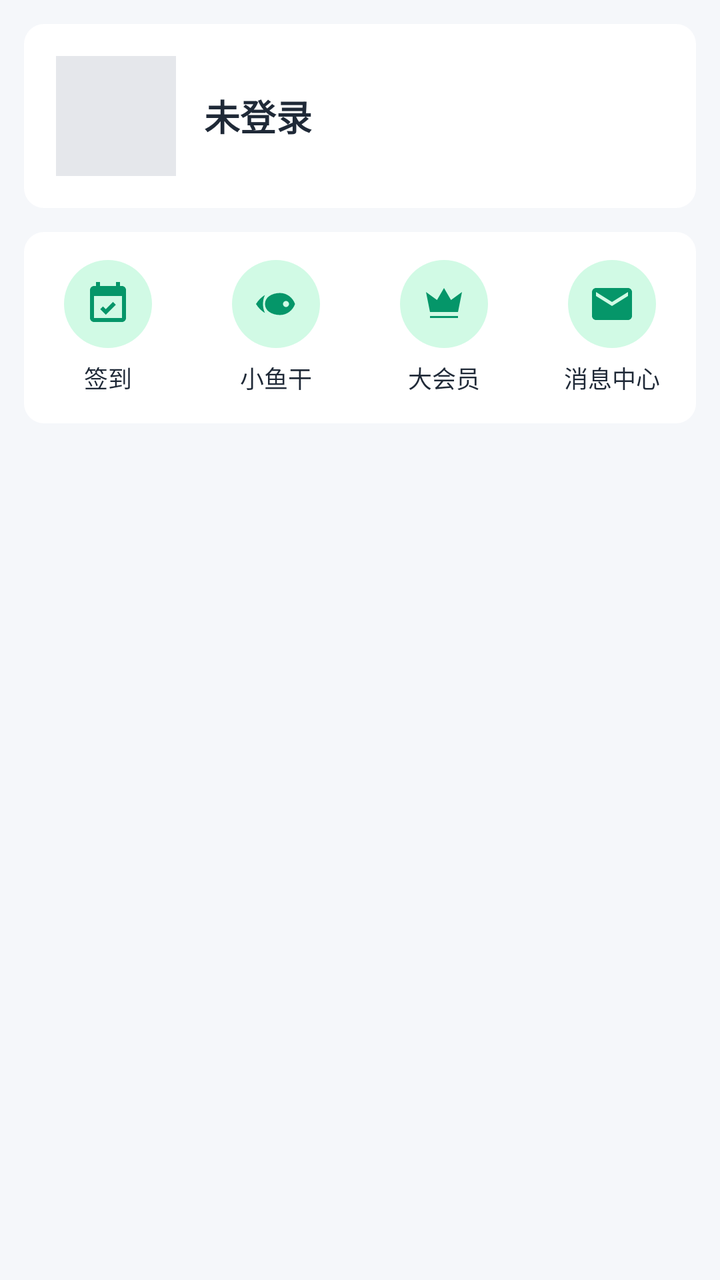
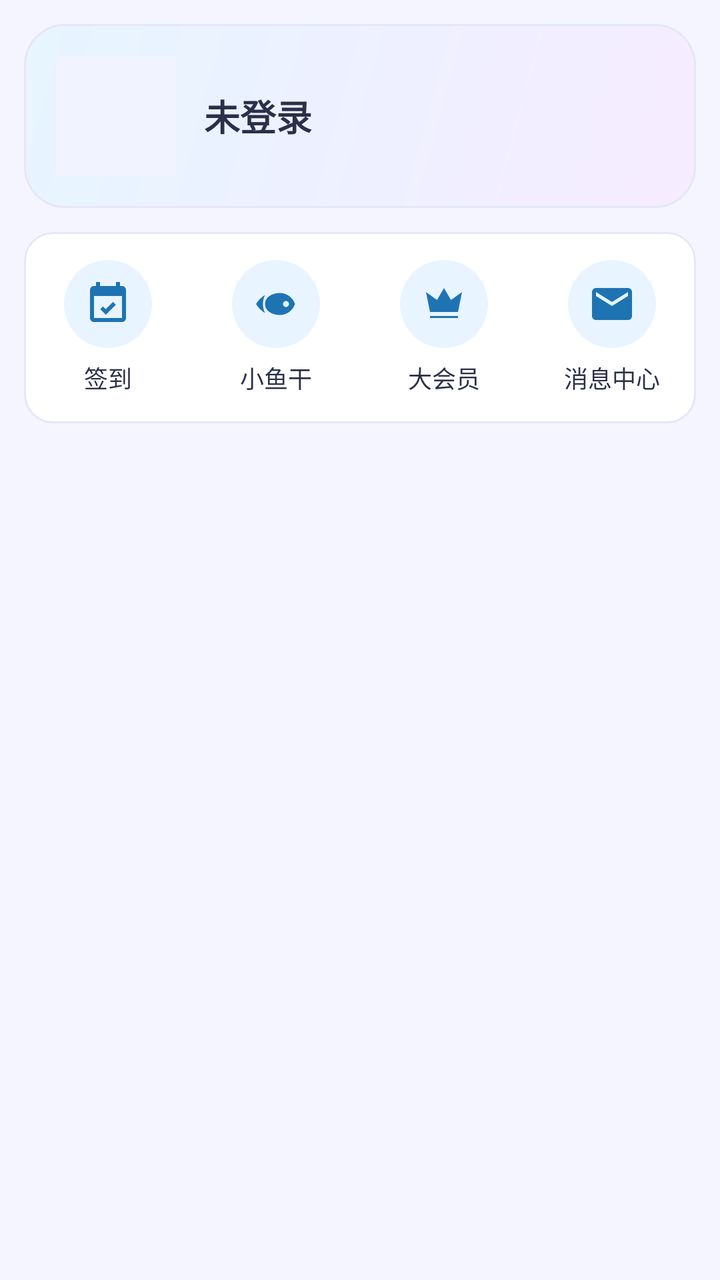

Screens rendered from an Android XML layout before and after an edit, with the pre-edit source and the edit as a unified diff.
<!-- AndroidManifest.xml: application theme Theme.LingXi -->
<!-- res/layout/fragment_mine.xml -->
<?xml version="1.0" encoding="utf-8"?>
<ScrollView xmlns:android="http://schemas.android.com/apk/res/android"
    android:layout_width="match_parent"
    android:layout_height="match_parent"
    android:fillViewport="false">

    <LinearLayout
        android:layout_width="match_parent"
        android:layout_height="wrap_content"
        android:orientation="vertical"
        android:padding="12dp">

        
        <FrameLayout
            android:layout_width="match_parent"
            android:layout_height="wrap_content"
            android:background="@drawable/bg_card"
            android:padding="16dp">

            <LinearLayout
                android:layout_width="match_parent"
                android:layout_height="wrap_content"
                android:orientation="vertical">

                <LinearLayout
                    android:layout_width="match_parent"
                    android:layout_height="wrap_content"
                    android:gravity="center_vertical"
                    android:orientation="horizontal">

                    <ImageView
                        android:id="@+id/ivAvatar"
                        android:layout_width="60dp"
                        android:layout_height="60dp"
                        android:background="@drawable/bg_cover_placeholder" />

                    <LinearLayout
                        android:layout_width="0dp"
                        android:layout_height="wrap_content"
                        android:layout_marginStart="14dp"
                        android:layout_weight="1"
                        android:orientation="vertical">

                        <LinearLayout
                            android:layout_width="wrap_content"
                            android:layout_height="wrap_content"
                            android:gravity="center_vertical"
                            android:orientation="horizontal">

                            <TextView
                                android:id="@+id/tvNickname"
                                android:layout_width="wrap_content"
                                android:layout_height="wrap_content"
                                android:text="未登录"
                                android:textColor="@color/lx_text"
                                android:textSize="18sp"
                                android:textStyle="bold" />

                            <TextView
                                android:id="@+id/tvLevel"
                                android:layout_width="wrap_content"
                                android:layout_height="wrap_content"
                                android:layout_marginStart="8dp"
                                android:background="@drawable/bg_tag"
                                android:textColor="@color/lx_green_dark"
                                android:textSize="11sp"
                                android:visibility="gone" />
                        </LinearLayout>

                        <TextView
                            android:id="@+id/tvUid"
                            android:layout_width="wrap_content"
                            android:layout_height="wrap_content"
                            android:layout_marginTop="4dp"
                            android:textColor="@color/lx_text_sub"
                            android:textSize="12sp"
                            android:visibility="gone" />
                    </LinearLayout>

                    <TextView
                        android:id="@+id/btnLogin"
                        android:layout_width="wrap_content"
                        android:layout_height="wrap_content"
                        android:background="@drawable/bg_button_green"
                        android:paddingHorizontal="18dp"
                        android:paddingVertical="9dp"
                        android:text="点击登录"
                        android:textColor="@color/white"
                        android:textSize="14sp"
                        android:visibility="gone" />
                </LinearLayout>

                <LinearLayout
                    android:id="@+id/groupExp"
                    android:layout_width="match_parent"
                    android:layout_height="wrap_content"
                    android:layout_marginTop="14dp"
                    android:gravity="center_vertical"
                    android:orientation="horizontal"
                    android:visibility="gone">

                    <ProgressBar
                        android:id="@+id/progressExp"
                        style="?android:attr/progressBarStyleHorizontal"
                        android:layout_width="0dp"
                        android:layout_height="6dp"
                        android:layout_weight="1"
                        android:max="100"
                        android:progressDrawable="@drawable/mine_progress_exp" />

                    <TextView
                        android:id="@+id/tvExp"
                        android:layout_width="wrap_content"
                        android:layout_height="wrap_content"
                        android:layout_marginStart="10dp"
                        android:textColor="@color/lx_text_sub"
                        android:textSize="11sp" />
                </LinearLayout>
            </LinearLayout>

            <View
                android:id="@+id/badgeUnread"
                android:layout_width="10dp"
                android:layout_height="10dp"
                android:layout_gravity="top|end"
                android:background="@drawable/bg_badge_red"
                android:visibility="gone" />
        </FrameLayout>

        
        <LinearLayout
            android:id="@+id/gridActions"
            android:layout_width="match_parent"
            android:layout_height="wrap_content"
            android:layout_marginTop="12dp"
            android:background="@drawable/bg_card"
            android:orientation="horizontal"
            android:paddingVertical="14dp">

            <LinearLayout
                android:id="@+id/actionCheckin"
                android:layout_width="0dp"
                android:layout_height="wrap_content"
                android:layout_weight="1"
                android:gravity="center_horizontal"
                android:orientation="vertical">

                <ImageView
                    android:id="@+id/tvCheckinIcon"
                    android:layout_width="44dp"
                    android:layout_height="44dp"
                    android:background="@drawable/mine_circle"
                    android:padding="10dp"
                    android:src="@drawable/ic_menu_checkin"
                    android:tint="@color/lx_green_dark" />

                <TextView
                    android:id="@+id/tvCheckinLabel"
                    android:layout_width="wrap_content"
                    android:layout_height="wrap_content"
                    android:layout_marginTop="6dp"
                    android:text="签到"
                    android:textColor="@color/lx_text"
                    android:textSize="12sp" />
            </LinearLayout>

            <LinearLayout
                android:id="@+id/actionCoins"
                android:layout_width="0dp"
                android:layout_height="wrap_content"
                android:layout_weight="1"
                android:gravity="center_horizontal"
                android:orientation="vertical">

                <ImageView
                    android:layout_width="44dp"
                    android:layout_height="44dp"
                    android:background="@drawable/mine_circle"
                    android:padding="10dp"
                    android:src="@drawable/ic_menu_fish"
                    android:tint="@color/lx_green_dark" />

                <TextView
                    android:layout_width="wrap_content"
                    android:layout_height="wrap_content"
                    android:layout_marginTop="6dp"
                    android:text="小鱼干"
                    android:textColor="@color/lx_text"
                    android:textSize="12sp" />
            </LinearLayout>

            <LinearLayout
                android:id="@+id/actionVip"
                android:layout_width="0dp"
                android:layout_height="wrap_content"
                android:layout_weight="1"
                android:gravity="center_horizontal"
                android:orientation="vertical">

                <ImageView
                    android:layout_width="44dp"
                    android:layout_height="44dp"
                    android:background="@drawable/mine_circle"
                    android:padding="10dp"
                    android:src="@drawable/ic_menu_vip"
                    android:tint="@color/lx_green_dark" />

                <TextView
                    android:layout_width="wrap_content"
                    android:layout_height="wrap_content"
                    android:layout_marginTop="6dp"
                    android:text="大会员"
                    android:textColor="@color/lx_text"
                    android:textSize="12sp" />
            </LinearLayout>

            <LinearLayout
                android:id="@+id/actionMessage"
                android:layout_width="0dp"
                android:layout_height="wrap_content"
                android:layout_weight="1"
                android:gravity="center_horizontal"
                android:orientation="vertical">

                <FrameLayout
                    android:layout_width="44dp"
                    android:layout_height="44dp">

                    <ImageView
                        android:layout_width="44dp"
                        android:layout_height="44dp"
                        android:background="@drawable/mine_circle"
                        android:padding="10dp"
                        android:src="@drawable/ic_menu_message"
                        android:tint="@color/lx_green_dark" />

                    <TextView
                        android:id="@+id/tvMsgBadge"
                        android:layout_width="wrap_content"
                        android:layout_height="wrap_content"
                        android:layout_gravity="top|end"
                        android:background="@drawable/bg_badge_red"
                        android:gravity="center"
                        android:minWidth="16dp"
                        android:minHeight="16dp"
                        android:paddingHorizontal="3dp"
                        android:textColor="@color/white"
                        android:textSize="9sp"
                        android:visibility="gone" />
                </FrameLayout>

                <TextView
                    android:layout_width="wrap_content"
                    android:layout_height="wrap_content"
                    android:layout_marginTop="6dp"
                    android:text="消息中心"
                    android:textColor="@color/lx_text"
                    android:textSize="12sp" />
            </LinearLayout>
        </LinearLayout>

        
        <LinearLayout
            android:id="@+id/menuContainer"
            android:layout_width="match_parent"
            android:layout_height="wrap_content"
            android:layout_marginTop="12dp"
            android:background="@drawable/bg_card"
            android:divider="@drawable/bg_card"
            android:orientation="vertical"
            android:showDividers="none" />
    </LinearLayout>
</ScrollView>
<!-- resources referenced by this layout -->
<resources>
  <color name="lx_green_dark">#059669</color>
  <color name="lx_text">#1F2937</color>
  <color name="lx_text_sub">#6B7280</color>
  <!-- drawable bg_button_green (drawable) -->
  <?xml version="1.0" encoding="utf-8"?>
  <shape xmlns:android="http://schemas.android.com/apk/res/android">
      <solid android:color="@color/lx_green" />
      <corners android:radius="6dp" />
      <padding android:left="12dp" android:top="8dp" android:right="12dp" android:bottom="8dp" />
  </shape>
  <!-- drawable bg_card (drawable) -->
  <?xml version="1.0" encoding="utf-8"?>
  <shape xmlns:android="http://schemas.android.com/apk/res/android">
      <solid android:color="@color/lx_card" />
      <corners android:radius="10dp" />
  </shape>
  <!-- drawable bg_cover_placeholder (drawable) -->
  <?xml version="1.0" encoding="utf-8"?>
  <shape xmlns:android="http://schemas.android.com/apk/res/android">
      <solid android:color="#E5E7EB" />
  </shape>
  <!-- drawable bg_tag (drawable) -->
  <?xml version="1.0" encoding="utf-8"?>
  <shape xmlns:android="http://schemas.android.com/apk/res/android">
      <solid android:color="@color/lx_green_light" />
      <corners android:radius="10dp" />
      <padding android:left="8dp" android:top="3dp" android:right="8dp" android:bottom="3dp" />
  </shape>
  <!-- drawable mine_circle (drawable) -->
  <?xml version="1.0" encoding="utf-8"?>
  <shape xmlns:android="http://schemas.android.com/apk/res/android" android:shape="oval">
      <solid android:color="@color/lx_green_light" />
  </shape>
  <!-- drawable mine_progress_exp (drawable) -->
  <?xml version="1.0" encoding="utf-8"?>
  <layer-list xmlns:android="http://schemas.android.com/apk/res/android">
      <item android:id="@android:id/background">
          <shape>
              <solid android:color="@color/lx_divider" />
              <corners android:radius="3dp" />
          </shape>
      </item>
      <item android:id="@android:id/progress">
          <clip>
              <shape>
                  <solid android:color="@color/lx_green" />
                  <corners android:radius="3dp" />
              </shape>
          </clip>
      </item>
  </layer-list>
  <style name="Theme.LingXi" parent="Theme.AppCompat.Light.NoActionBar">
          <item name="colorPrimary">@color/lx_green</item>
          <item name="colorPrimaryDark">@color/lx_green_dark</item>
          <item name="colorAccent">@color/lx_green</item>
          <item name="android:windowBackground">@color/lx_bg</item>
          <item name="android:statusBarColor">@color/lx_green_dark</item>
          <item name="android:windowLightStatusBar">false</item>
      </style>
  <color name="lx_red">#EF4444</color>
  <color name="lx_green">#10B981</color>
  <color name="lx_card">#FFFFFF</color>
  <color name="lx_green_light">#D1FAE5</color>
  <color name="lx_divider">#E5E7EB</color>
  <color name="lx_bg">#F5F7FA</color>
  <!-- unchanged entries left out for length: 6 -->
</resources>

<!-- the commit's change to res/layout/fragment_mine.xml (unified diff, before → after) -->
@@ -14,7 +14,7 @@
         <FrameLayout
             android:layout_width="match_parent"
             android:layout_height="wrap_content"
-            android:background="@drawable/bg_card"
+            android:background="@drawable/bg_card_hero"
             android:padding="16dp">
 
             <LinearLayout
@@ -62,7 +62,7 @@
                                 android:layout_height="wrap_content"
                                 android:layout_marginStart="8dp"
                                 android:background="@drawable/bg_tag"
-                                android:textColor="@color/lx_green_dark"
+                                android:textColor="@color/tag_text"
                                 android:textSize="11sp"
                                 android:visibility="gone" />
                         </LinearLayout>
@@ -82,8 +82,10 @@
                         android:layout_width="wrap_content"
                         android:layout_height="wrap_content"
                         android:background="@drawable/bg_button_green"
-                        android:paddingHorizontal="18dp"
-                        android:paddingVertical="9dp"
+                        android:paddingStart="18dp"
+                        android:paddingTop="9dp"
+                        android:paddingEnd="18dp"
+                        android:paddingBottom="9dp"
                         android:text="点击登录"
                         android:textColor="@color/white"
                         android:textSize="14sp"
@@ -135,7 +137,8 @@
             android:layout_marginTop="12dp"
             android:background="@drawable/bg_card"
             android:orientation="horizontal"
-            android:paddingVertical="14dp">
+            android:paddingTop="14dp"
+            android:paddingBottom="14dp">
 
             <LinearLayout
                 android:id="@+id/actionCheckin"
@@ -266,8 +269,9 @@
             android:layout_height="wrap_content"
             android:layout_marginTop="12dp"
             android:background="@drawable/bg_card"
-            android:divider="@drawable/bg_card"
+            android:clipToOutline="true"
+            android:divider="@drawable/divider_row"
             android:orientation="vertical"
-            android:showDividers="none" />
+            android:showDividers="middle" />
     </LinearLayout>
 </ScrollView>
<!-- resource entries referenced after the edit -->
@@ -1,70 +1,138 @@
 <!-- resources referenced by this layout -->
 <resources>
-  <color name="lx_green_dark">#059669</color>
-  <color name="lx_text">#1F2937</color>
-  <color name="lx_text_sub">#6B7280</color>
+  <color name="lx_green_dark">@color/accent_pressed</color>
+  <color name="lx_text">@color/text_primary</color>
+  <color name="lx_text_sub">@color/text_secondary</color>
+  <color name="tag_text">#C42A61</color>
   <!-- drawable bg_button_green (drawable) -->
   <?xml version="1.0" encoding="utf-8"?>
-  <shape xmlns:android="http://schemas.android.com/apk/res/android">
-      <solid android:color="@color/lx_green" />
-      <corners android:radius="6dp" />
-      <padding android:left="12dp" android:top="8dp" android:right="12dp" android:bottom="8dp" />
-  </shape>
+  <selector xmlns:android="http://schemas.android.com/apk/res/android">
+      <item android:state_pressed="true">
+          <shape>
+              <solid android:color="@color/accent_pressed" />
+              <corners android:radius="@dimen/radius_pill" />
+              <padding
+                  android:bottom="8dp"
+                  android:left="14dp"
+                  android:right="14dp"
+                  android:top="8dp" />
+          </shape>
+      </item>
+      <item>
+          <shape>
+              
+              <gradient
+                  android:angle="0"
+                  android:endColor="@color/brand_purple_deep"
+                  android:startColor="@color/accent_pressed" />
+              <corners android:radius="@dimen/radius_pill" />
+              <padding
+                  android:bottom="8dp"
+                  android:left="14dp"
+                  android:right="14dp"
+                  android:top="8dp" />
+          </shape>
+      </item>
+  </selector>
   <!-- drawable bg_card (drawable) -->
   <?xml version="1.0" encoding="utf-8"?>
   <shape xmlns:android="http://schemas.android.com/apk/res/android">
-      <solid android:color="@color/lx_card" />
-      <corners android:radius="10dp" />
+      <solid android:color="@color/surface" />
+      <corners android:radius="@dimen/radius_md" />
+      <stroke
+          android:width="@dimen/stroke_width"
+          android:color="@color/stroke" />
+  </shape>
+  <!-- drawable bg_card_hero (drawable) -->
+  <?xml version="1.0" encoding="utf-8"?>
+  <shape xmlns:android="http://schemas.android.com/apk/res/android">
+      <gradient
+          android:angle="315"
+          android:endColor="#F6ECFF"
+          android:startColor="#E6F5FF" />
+      <corners android:radius="@dimen/radius_lg" />
+      <stroke
+          android:width="@dimen/stroke_width"
+          android:color="@color/stroke" />
   </shape>
   <!-- drawable bg_cover_placeholder (drawable) -->
   <?xml version="1.0" encoding="utf-8"?>
   <shape xmlns:android="http://schemas.android.com/apk/res/android">
-      <solid android:color="#E5E7EB" />
+      <solid android:color="@color/surface_alt" />
   </shape>
   <!-- drawable bg_tag (drawable) -->
   <?xml version="1.0" encoding="utf-8"?>
   <shape xmlns:android="http://schemas.android.com/apk/res/android">
-      <solid android:color="@color/lx_green_light" />
-      <corners android:radius="10dp" />
-      <padding android:left="8dp" android:top="3dp" android:right="8dp" android:bottom="3dp" />
+      <solid android:color="@color/tag_bg" />
+      <corners android:radius="@dimen/radius_pill" />
+      <padding
+          android:bottom="3dp"
+          android:left="9dp"
+          android:right="9dp"
+          android:top="3dp" />
+  </shape>
+  <!-- drawable divider_row (drawable) -->
+  <?xml version="1.0" encoding="utf-8"?>
+  <shape xmlns:android="http://schemas.android.com/apk/res/android"
+      android:shape="rectangle">
+      <size android:height="@dimen/divider_height" />
+      <solid android:color="@color/stroke" />
   </shape>
   <!-- drawable mine_circle (drawable) -->
   <?xml version="1.0" encoding="utf-8"?>
   <shape xmlns:android="http://schemas.android.com/apk/res/android" android:shape="oval">
-      <solid android:color="@color/lx_green_light" />
+      <solid android:color="@color/accent_soft" />
   </shape>
   <!-- drawable mine_progress_exp (drawable) -->
   <?xml version="1.0" encoding="utf-8"?>
   <layer-list xmlns:android="http://schemas.android.com/apk/res/android">
       <item android:id="@android:id/background">
           <shape>
-              <solid android:color="@color/lx_divider" />
+              <solid android:color="@color/stroke" />
               <corners android:radius="3dp" />
           </shape>
       </item>
       <item android:id="@android:id/progress">
           <clip>
               <shape>
-                  <solid android:color="@color/lx_green" />
+                  
+                  <solid android:color="@color/accent" />
                   <corners android:radius="3dp" />
               </shape>
           </clip>
       </item>
   </layer-list>
   <style name="Theme.LingXi" parent="Theme.AppCompat.Light.NoActionBar">
-          <item name="colorPrimary">@color/lx_green</item>
-          <item name="colorPrimaryDark">@color/lx_green_dark</item>
-          <item name="colorAccent">@color/lx_green</item>
-          <item name="android:windowBackground">@color/lx_bg</item>
-          <item name="android:statusBarColor">@color/lx_green_dark</item>
+          <item name="colorPrimary">@color/accent</item>
+          <item name="colorPrimaryDark">@color/brand_sky</item>
+          <item name="colorAccent">@color/brand_purple</item>
+          <item name="android:windowBackground">@color/surface_sunken</item>
+          <item name="android:statusBarColor">@color/brand_sky</item>
           <item name="android:windowLightStatusBar">false</item>
+          <item name="android:navigationBarColor">@color/nav_bar</item>
+          <item name="android:textColorHint">@color/text_hint</item>
       </style>
-  <color name="lx_red">#EF4444</color>
-  <color name="lx_green">#10B981</color>
-  <color name="lx_card">#FFFFFF</color>
-  <color name="lx_green_light">#D1FAE5</color>
-  <color name="lx_divider">#E5E7EB</color>
-  <color name="lx_bg">#F5F7FA</color>
+  <color name="accent_pressed">#1E74B3</color>
+  <color name="text_primary">#2B2F4A</color>
+  <color name="text_secondary">#5F6588</color>
+  <color name="lx_red">#FF5C8A</color>
+  <dimen name="radius_pill">100dp</dimen>
+  <color name="brand_purple_deep">#7A5BE0</color>
+  <color name="surface">#FFFFFF</color>
+  <dimen name="radius_md">14dp</dimen>
+  <dimen name="stroke_width">1dp</dimen>
+  <color name="stroke">#E4E7F8</color>
+  <dimen name="radius_lg">20dp</dimen>
+  <color name="surface_alt">#F1F4FF</color>
+  <color name="tag_bg">#FFE8F3</color>
+  <dimen name="divider_height">0.5dp</dimen>
+  <color name="accent_soft">#E8F4FF</color>
+  <color name="accent">#4FC3FF</color>
+  <color name="brand_sky">#4FC3FF</color>
+  <color name="brand_purple">#A98BFF</color>
+  <color name="surface_sunken">#F4F5FF</color>
+  <color name="nav_bar">#2B2F4A</color>
+  <color name="text_hint">#6E7395</color>
   <!-- unchanged entries left out for length: 6 -->
 </resources>
 
